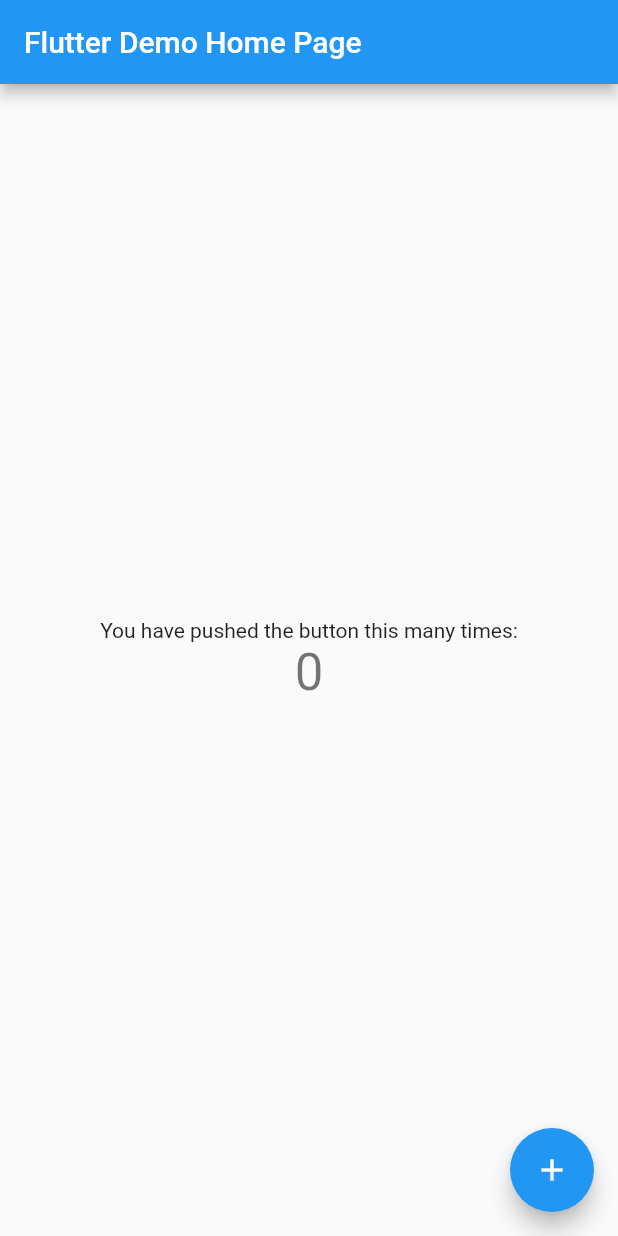
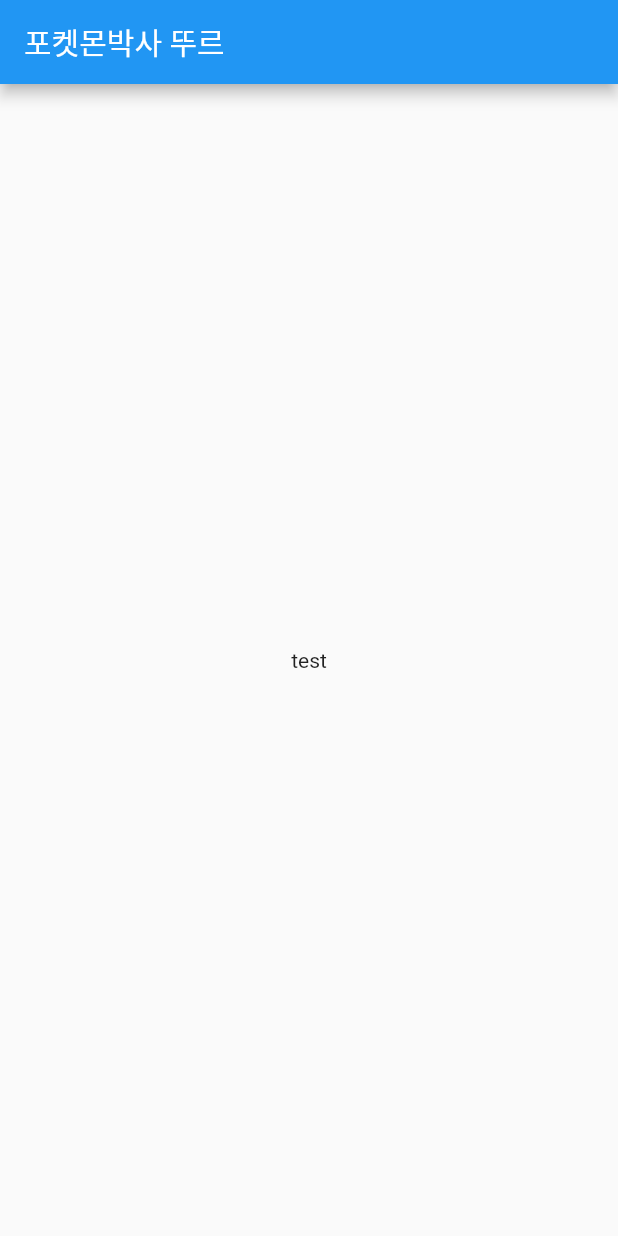
Before and after one commit to ym7596/Flutter_pokemon, a Flutter app: the screen it shows after launch, on a phone screen of 412 x 824 dp. Run offline on Flutter 3.47's test engine with Material 2 defaults, Android fonts, the phone set to English and light mode, and no system bars.

Commit message:
첫화면
첫화면 저장

```diff
--- a/lib/main.dart
+++ b/lib/main.dart
@@ -1,115 +1,17 @@
+import 'package:ddurpoke/screen/home_screen.dart';
 import 'package:flutter/material.dart';
 
 void main() {
-  runApp(const MyApp());
+  runApp(const Home());
 }
 
-class MyApp extends StatelessWidget {
-  const MyApp({Key? key}) : super(key: key);
+class Home extends StatelessWidget {
+  const Home({Key? key}) : super(key: key);
 
-  // This widget is the root of your application.
   @override
   Widget build(BuildContext context) {
     return MaterialApp(
-      title: 'Flutter Demo',
-      theme: ThemeData(
-        // This is the theme of your application.
-        //
-        // Try running your application with "flutter run". You'll see the
-        // application has a blue toolbar. Then, without quitting the app, try
-        // changing the primarySwatch below to Colors.green and then invoke
-        // "hot reload" (press "r" in the console where you ran "flutter run",
-        // or simply save your changes to "hot reload" in a Flutter IDE).
-        // Notice that the counter didn't reset back to zero; the application
-        // is not restarted.
-        primarySwatch: Colors.blue,
-      ),
-      home: const MyHomePage(title: 'Flutter Demo Home Page'),
+      home: HomeScreen(),
     );
   }
 }
-
-class MyHomePage extends StatefulWidget {
-  const MyHomePage({Key? key, required this.title}) : super(key: key);
-
-  // This widget is the home page of your application. It is stateful, meaning
-  // that it has a State object (defined below) that contains fields that affect
-  // how it looks.
-
-  // This class is the configuration for the state. It holds the values (in this
-  // case the title) provided by the parent (in this case the App widget) and
-  // used by the build method of the State. Fields in a Widget subclass are
-  // always marked "final".
-
-  final String title;
-
-  @override
-  State<MyHomePage> createState() => _MyHomePageState();
-}
-
-class _MyHomePageState extends State<MyHomePage> {
-  int _counter = 0;
-
-  void _incrementCounter() {
-    setState(() {
-      // This call to setState tells the Flutter framework that something has
-      // changed in this State, which causes it to rerun the build method below
-      // so that the display can reflect the updated values. If we changed
-      // _counter without calling setState(), then the build method would not be
-      // called again, and so nothing would appear to happen.
-      _counter++;
-    });
-  }
-
-  @override
-  Widget build(BuildContext context) {
-    // This method is rerun every time setState is called, for instance as done
-    // by the _incrementCounter method above.
-    //
-    // The Flutter framework has been optimized to make rerunning build methods
-    // fast, so that you can just rebuild anything that needs updating rather
-    // than having to individually change instances of widgets.
-    return Scaffold(
-      appBar: AppBar(
-        // Here we take the value from the MyHomePage object that was created by
-        // the App.build method, and use it to set our appbar title.
-        title: Text(widget.title),
-      ),
-      body: Center(
-        // Center is a layout widget. It takes a single child and positions it
-        // in the middle of the parent.
-        child: Column(
-          // Column is also a layout widget. It takes a list of children and
-          // arranges them vertically. By default, it sizes itself to fit its
-          // children horizontally, and tries to be as tall as its parent.
-          //
-          // Invoke "debug painting" (press "p" in the console, choose the
-          // "Toggle Debug Paint" action from the Flutter Inspector in Android
-          // Studio, or the "Toggle Debug Paint" command in Visual Studio Code)
-          // to see the wireframe for each widget.
-          //
-          // Column has various properties to control how it sizes itself and
-          // how it positions its children. Here we use mainAxisAlignment to
-          // center the children vertically; the main axis here is the vertical
-          // axis because Columns are vertical (the cross axis would be
-          // horizontal).
-          mainAxisAlignment: MainAxisAlignment.center,
-          children: <Widget>[
-            const Text(
-              'You have pushed the button this many times:',
-            ),
-            Text(
-              '$_counter',
-              style: Theme.of(context).textTheme.headline4,
-            ),
-          ],
-        ),
-      ),
-      floatingActionButton: FloatingActionButton(
-        onPressed: _incrementCounter,
-        tooltip: 'Increment',
-        child: const Icon(Icons.add),
-      ), // This trailing comma makes auto-formatting nicer for build methods.
-    );
-  }
-}
--- /dev/null
+++ b/lib/screen/home_screen.dart
@@ -0,0 +1,22 @@
+import 'package:flutter/material.dart';
+
+class HomeScreen extends StatefulWidget {
+  const HomeScreen({Key? key}) : super(key: key);
+
+  @override
+  State<HomeScreen> createState() => _HomeScreenState();
+}
+
+class _HomeScreenState extends State<HomeScreen> {
+  @override
+  Widget build(BuildContext context) {
+    return Scaffold(
+      appBar: AppBar(
+        title: Text('포켓몬박사 뚜르'),
+      ),
+      body: Center(
+        child: Text('test'),
+      ),
+    );
+  }
+}
```
